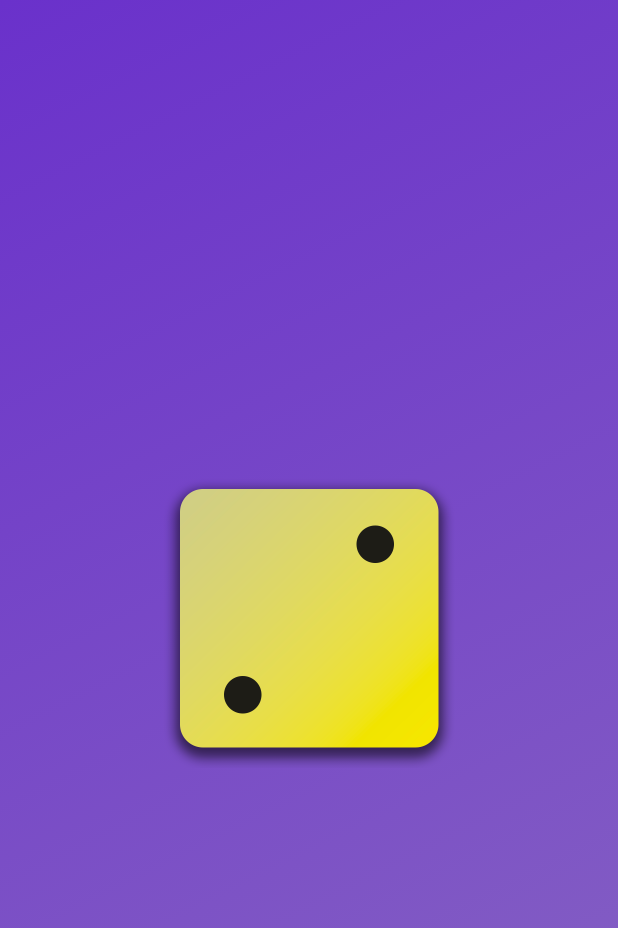
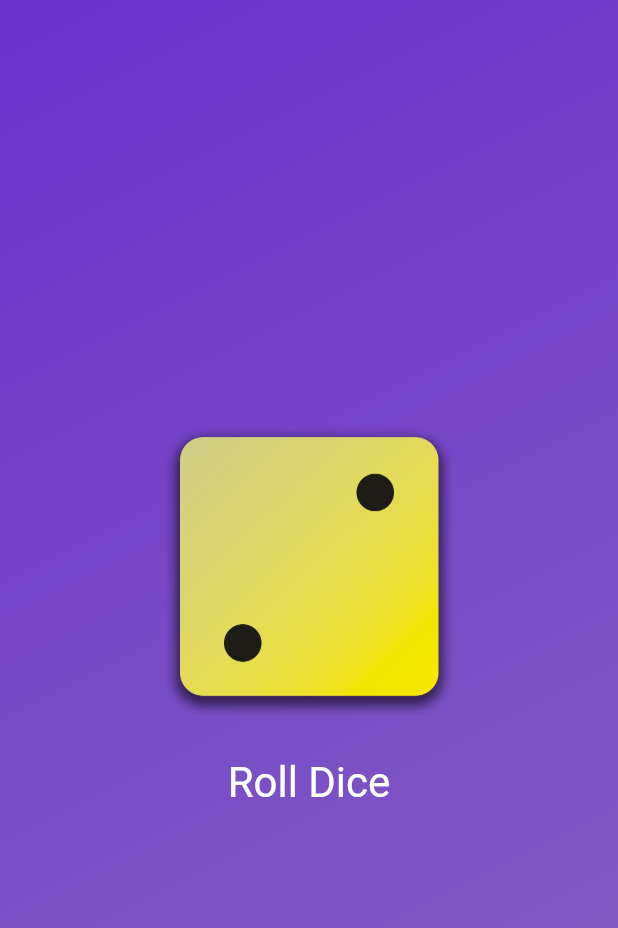
Before and after one commit to DimitarTsvetkov/flutter_dice_game, a Flutter app: the screen it shows after launch, on a phone screen of 412 x 824 dp. Shown: the top 928 px of the screen. Run offline on Flutter 3.47's test engine with Material 2 defaults, Android fonts, the phone set to English and light mode, and no system bars.

Commit message:
[us-3]-implemeting-random-dice-roller-functionality

```diff
--- /dev/null
+++ b/lib/dice_roller.dart
@@ -0,0 +1,47 @@
+import 'package:flutter/material.dart';
+import 'dart:math';
+
+final randomizer = Random();
+
+class DiceRoller extends StatefulWidget {
+  const DiceRoller({super.key});
+
+  @override
+  State<DiceRoller> createState() => _DiceRollerState();
+}
+
+class _DiceRollerState extends State<DiceRoller> {
+  int currentDiceRoll = 2;
+  void rollDice() {
+    // print('Random: ${ranNumb}');
+    setState(() {
+      currentDiceRoll = randomizer.nextInt(6) + 1;
+    });
+  }
+
+  @override
+  Widget build(BuildContext context) {
+    return Column(
+      mainAxisSize: MainAxisSize.min,
+      children: [
+        Image.asset(
+          'assets/images/dice-$currentDiceRoll.png',
+          width: 200,
+        ),
+        const SizedBox(height: 20),
+        TextButton(
+          onPressed: rollDice,
+          style: TextButton.styleFrom(
+              // padding: const EdgeInsets.only(
+              //   top: 20,
+              // ),
+              foregroundColor: Colors.white,
+              textStyle: const TextStyle(
+                fontSize: 28,
+              )),
+          child: const Text('Roll Dice'),
+        )
+      ],
+    );
+  }
+}
--- a/lib/gradient_container.dart
+++ b/lib/gradient_container.dart
@@ -1,3 +1,4 @@
+import 'package:first_app/dice_roller.dart';
 import 'package:flutter/material.dart';
 
 const startAlignement = Alignment.topLeft;
@@ -19,11 +20,8 @@ class GradientContainer extends StatelessWidget {
           end: endAlignement,
         ),
       ),
-      child: Center(
-        child: Image.asset(
-          'assets/images/dice-2.png',
-          width: 200,
-        ),
+      child: const Center(
+        child: DiceRoller(),
       ),
     );
   }
--- a/lib/main.dart
+++ b/lib/main.dart
@@ -8,7 +8,7 @@ const List<Color> colorsArray = [
 
 void main() {
   runApp(
-    MaterialApp(
+    const MaterialApp(
       home: Scaffold(
         body: GradientContainer(colorsArray),
       ),
```
